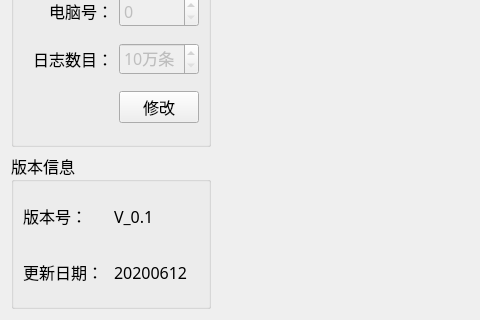
The window that PDU-CalibrateTool/setups/setup_mainwid.ui (ChinaClever/PDU-CalibrateTool) describes before a commit, drawn with Qt 5; both pictures show x 0 to 480 and y 397 to 717 of the 1023 by 717 pixel window.
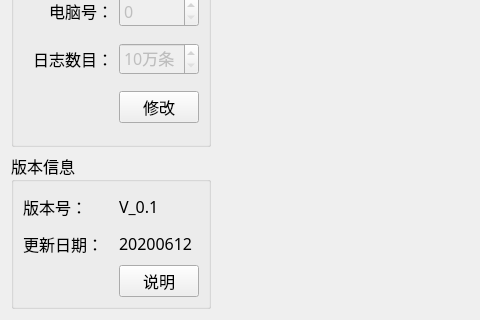
The same window after the commit.

Patch:
```diff
--- a/PDU-CalibrateTool/setups/setup_mainwid.ui
+++ b/PDU-CalibrateTool/setups/setup_mainwid.ui
@@ -270,7 +270,7 @@
     <widget class="QGroupBox" name="groupBox">
      <property name="maximumSize">
       <size>
-       <width>16777215</width>
+       <width>200</width>
        <height>200</height>
       </size>
      </property>
@@ -306,6 +306,26 @@
         </property>
        </widget>
       </item>
+      <item row="2" column="0">
+       <spacer name="horizontalSpacer_3">
+        <property name="orientation">
+         <enum>Qt::Horizontal</enum>
+        </property>
+        <property name="sizeHint" stdset="0">
+         <size>
+          <width>96</width>
+          <height>20</height>
+         </size>
+        </property>
+       </spacer>
+      </item>
+      <item row="2" column="1">
+       <widget class="QPushButton" name="readMeBtn">
+        <property name="text">
+         <string>说明</string>
+        </property>
+       </widget>
+      </item>
      </layout>
     </widget>
    </item>
```
